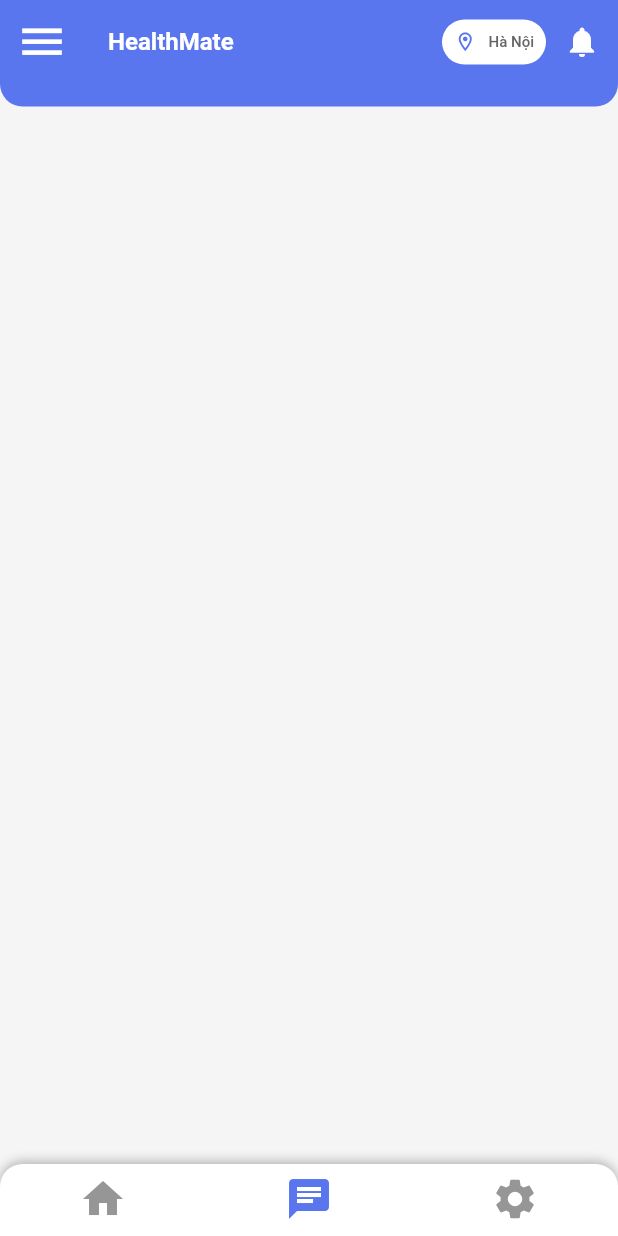
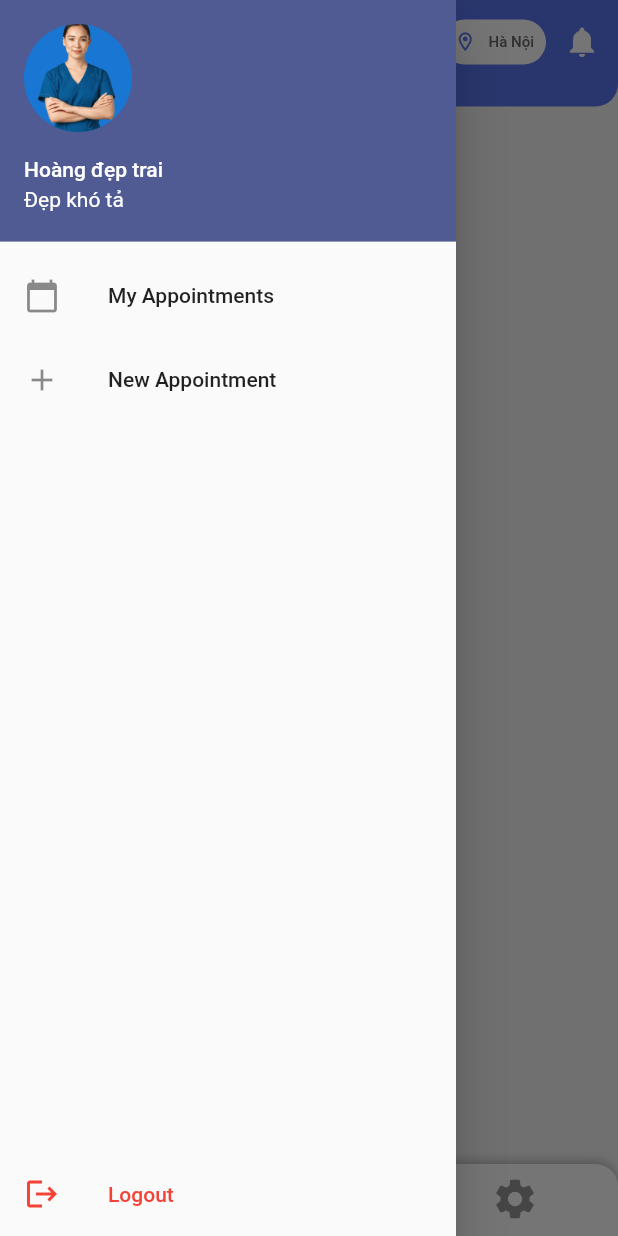
Before and after one commit to oafnglmh/HealthMate, a Flutter app: the screen it shows after launch, item 2 of the bottom bar chosen, after a tap on the "menu" icon, on a phone screen of 412 x 824 dp. Run offline on Flutter 3.47's test engine with Material 3 defaults, Android fonts, the light colour scheme and no system bars; our stand-ins replace flutter_otp_text_field; missing offline and left inert: fl_country_code_picker; Roboto replaces fonts that are missing (Poppins).

Commit message:
fix(MainTabScreen): wrap menu IconButton with Builder to open Drawer correctly

```diff
--- a/healthmate_mobile/lib/screen/Home/main_tab_screen.dart
+++ b/healthmate_mobile/lib/screen/Home/main_tab_screen.dart
@@ -36,11 +36,45 @@ class _MainTabScreenState extends State<MainTabScreen>
   @override
   Widget build(BuildContext context) {
     return Scaffold(
+      drawer: Drawer(
+        child: Column(
+          children: [
+            UserAccountsDrawerHeader(
+              accountName: Text("Hoàng đẹp trai"),
+              accountEmail: Text("Đẹp khó tả"),
+              currentAccountPicture: CircleAvatar(
+                backgroundImage: AssetImage("assets/img/doctor.png"),
+              ),
+            ),
+            ListTile(
+              leading: Icon(Icons.calendar_today),
+              title: Text("My Appointments"),
+              onTap: () {},
+            ),
+            ListTile(
+              leading: Icon(Icons.add),
+              title: Text("New Appointment"),
+              onTap: () {},
+            ),
+            Spacer(),
+            ListTile(
+              leading: Icon(Icons.logout, color: Colors.red),
+              title: Text("Logout", style: TextStyle(color: Colors.red)),
+              onTap: () {},
+            ),
+          ],
+        ),
+      ),
       appBar: AppBar(
         centerTitle: false,
-        leading: IconButton(
-          onPressed: () {},
-          icon: Icon(Icons.menu, size: 35, color: Colors.white),
+        leading: Builder(
+          builder:
+              (context) => IconButton(
+                onPressed: () {
+                  Scaffold.of(context).openDrawer();
+                },
+                icon: Icon(Icons.menu, size: 35, color: Colors.white),
+              ),
         ),
         title: Text(
           "HealthMate",
```
